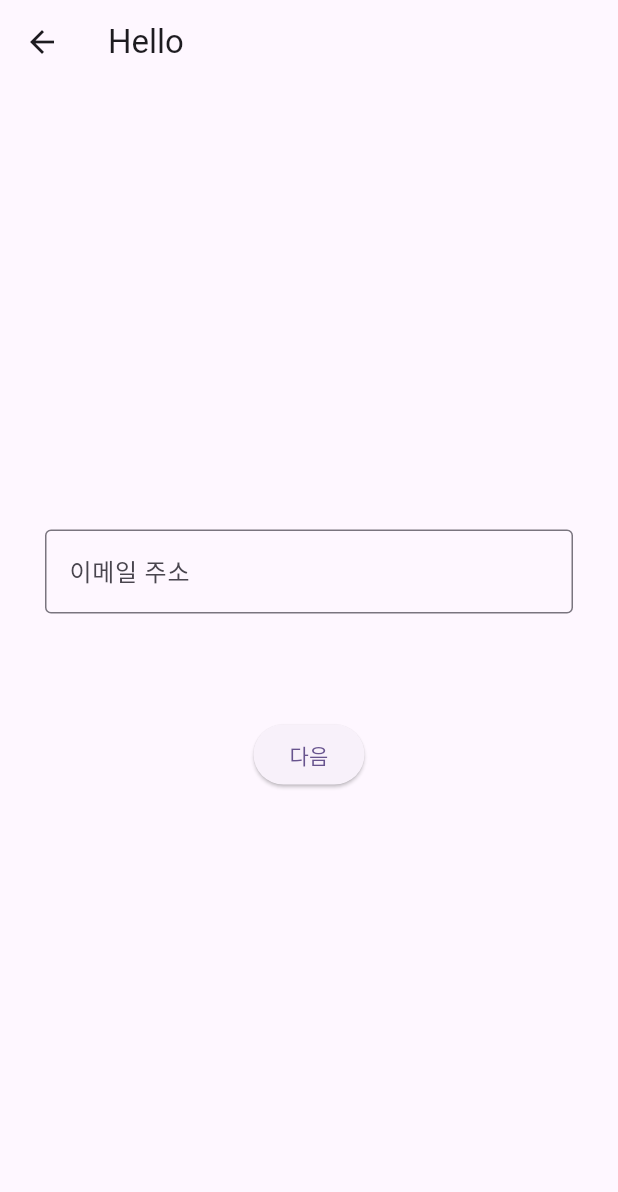
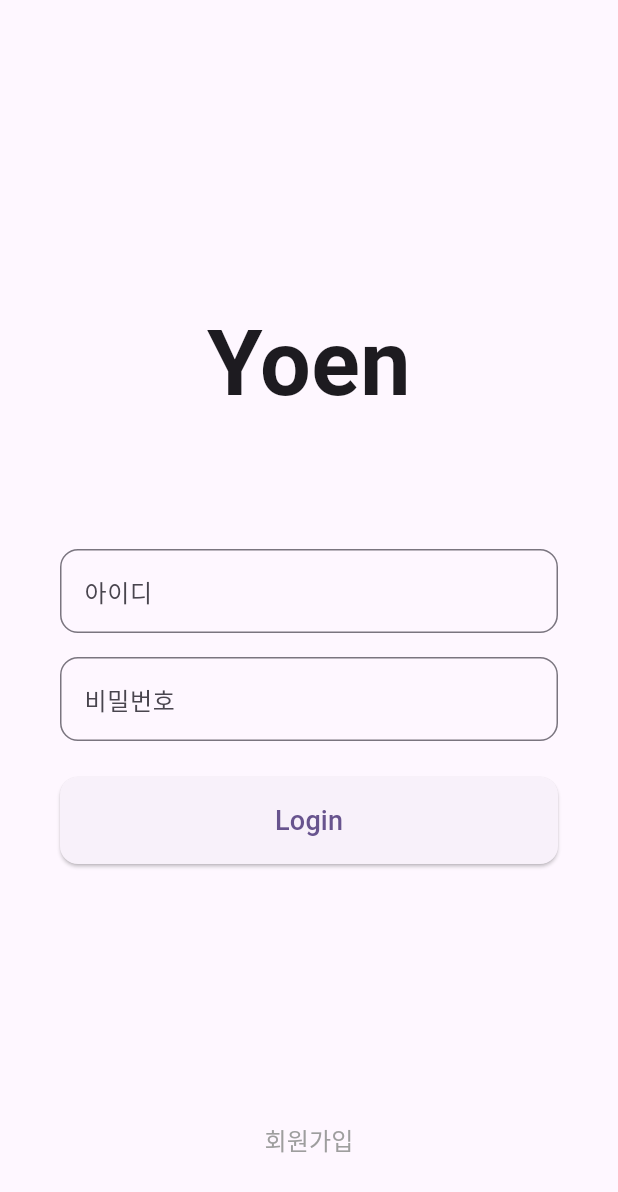
Before and after one commit to project-yoen/yoen_front, a Flutter app: the screen it shows after launch, on a phone screen of 412 x 824 dp. Shown: the top 1192 px of the screen. Run offline on Flutter 3.47's test engine with Material 3 defaults, Android fonts, the phone set to English and light mode, and no system bars; our stand-ins replace dio, flutter_riverpod, retrofit; missing offline and left inert: dart:ffi; generated files the repository leaves out were written again.

Commit message:
feat: login 페이지 생성

```diff
--- a/lib/main.dart
+++ b/lib/main.dart
@@ -1,11 +1,9 @@
 import 'package:flutter/material.dart';
 import 'package:flutter_riverpod/flutter_riverpod.dart';
-import 'package:yoen_front/view/register_email.dart';
-import 'package:yoen_front/view/register_pwd.dart';
-import 'package:yoen_front/view/settings_page.dart';
+import 'package:yoen_front/view/login.dart';
 
 void main() {
-  runApp(ProviderScope(child: MyApp()));
+  runApp(const ProviderScope(child: MyApp()));
 }
 
 class MyApp extends StatelessWidget {
@@ -20,7 +18,7 @@ class MyApp extends StatelessWidget {
       theme: ThemeData(
         colorScheme: ColorScheme.fromSeed(seedColor: Colors.deepPurple),
       ),
-      home: RegisterEmailPage(title: "Hello"),
+      home: const LoginScreen(),
     );
   }
 }
--- /dev/null
+++ b/lib/view/login.dart
@@ -0,0 +1,75 @@
+import 'package:flutter/material.dart';
+import 'package:yoen_front/view/register_email.dart';
+
+class LoginScreen extends StatelessWidget {
+  const LoginScreen({super.key});
+
+  @override
+  Widget build(BuildContext context) {
+    return Scaffold(
+      body: Padding(
+        padding: const EdgeInsets.all(40.0),
+        child: Column(
+          mainAxisAlignment: MainAxisAlignment.center,
+          crossAxisAlignment: CrossAxisAlignment.stretch,
+          children: [
+            const Spacer(flex: 2),
+            const Text(
+              'Yoen',
+              textAlign: TextAlign.center,
+              style: TextStyle(fontSize: 60, fontWeight: FontWeight.bold),
+            ),
+            const Spacer(flex: 1),
+            TextField(
+              decoration: InputDecoration(
+                hintText: '아이디',
+                border: OutlineInputBorder(
+                  borderRadius: BorderRadius.circular(12),
+                ),
+              ),
+            ),
+            const SizedBox(height: 16),
+            TextField(
+              obscureText: true,
+              decoration: InputDecoration(
+                hintText: '비밀번호',
+                border: OutlineInputBorder(
+                  borderRadius: BorderRadius.circular(12),
+                ),
+              ),
+            ),
+            const SizedBox(height: 24),
+            ElevatedButton(
+              onPressed: () {
+                // TODO: 로그인 로직 구현
+              },
+              style: ElevatedButton.styleFrom(
+                padding: const EdgeInsets.symmetric(vertical: 16),
+                shape: RoundedRectangleBorder(
+                  borderRadius: BorderRadius.circular(12),
+                ),
+              ),
+              child: const Text('Login', style: TextStyle(fontSize: 18)),
+            ),
+            const Spacer(flex: 2),
+            TextButton(
+              onPressed: () {
+                Navigator.push(
+                  context,
+                  MaterialPageRoute(
+                    builder: (context) =>
+                        const RegisterEmailPage(title: "Login"),
+                  ),
+                );
+              },
+              child: const Text(
+                '회원가입',
+                style: TextStyle(color: Colors.grey, fontSize: 16),
+              ),
+            ),
+          ],
+        ),
+      ),
+    );
+  }
+}
```
